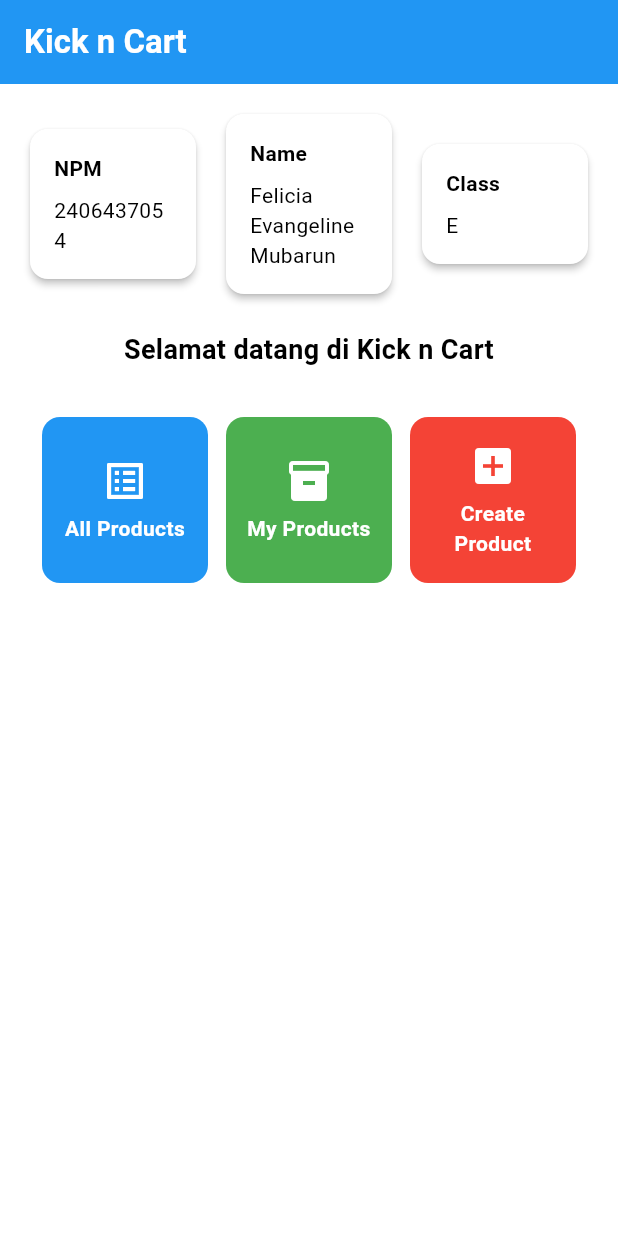
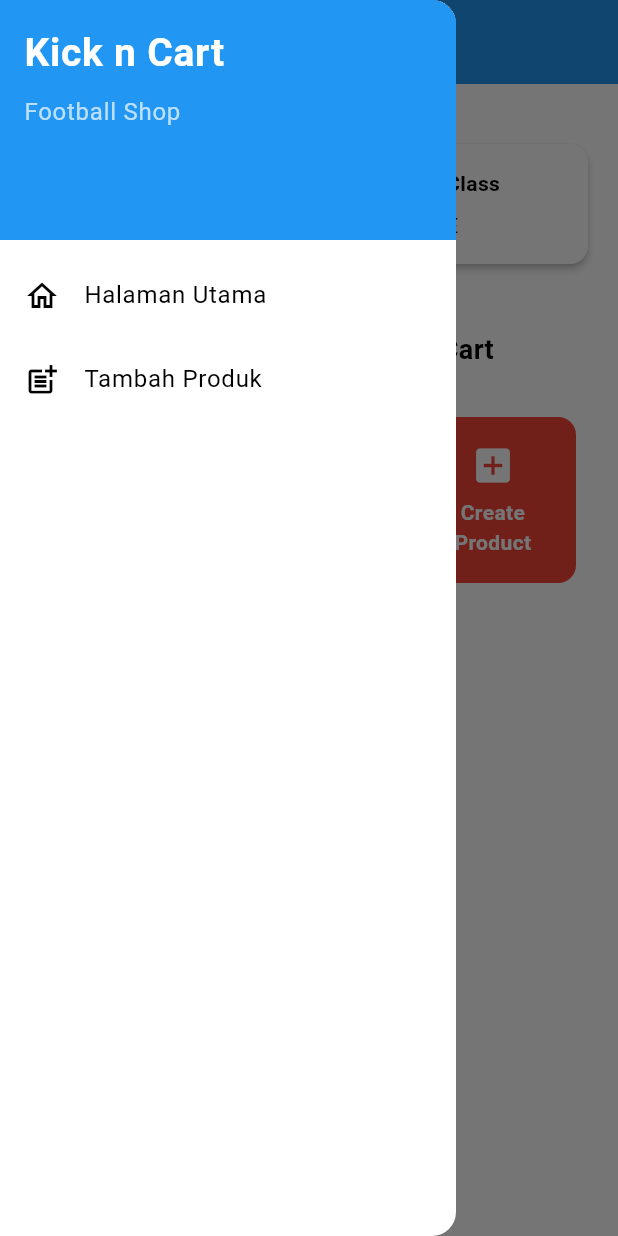
Before and after one commit to feliciaevangeline/kick-n-cart-mobile, a Flutter app: the screen it shows after launch, with the side drawer open (before the commit the screen has no drawer), on a phone screen of 412 x 824 dp. Run offline on Flutter 3.47's test engine with Material 3 defaults, Android fonts, the phone set to English and light mode, and no system bars.

Commit message:
complete tugas individu 8

```diff
--- a/lib/main.dart
+++ b/lib/main.dart
@@ -1,5 +1,5 @@
 import 'package:flutter/material.dart';
-import 'package:kick_n_cart/menu.dart';
+import 'package:kick_n_cart/screens/menu.dart';
 
 void main() {
   runApp(const MyApp());
@@ -18,7 +18,7 @@ class MyApp extends StatelessWidget {
             .copyWith(secondary: Colors.blueAccent),
         useMaterial3: true,
       ),
-      home: const MyHomePage(),
+      home: MyHomePage(),
     );
   }
 }
--- a/lib/menu.dart
+++ b/lib/screens/menu.dart
@@ -1,4 +1,6 @@
 import 'package:flutter/material.dart';
+import 'package:kick_n_cart/widgets/left_drawer.dart';
+import 'package:kick_n_cart/widgets/product_card.dart';
 
 class MyHomePage extends StatelessWidget {
   const MyHomePage({super.key});
@@ -11,24 +13,24 @@ class MyHomePage extends StatelessWidget {
   @override
   Widget build(BuildContext context) {
     // Spesifikasi 3 tombol
-    final buttons = <_ButtonSpec>[
-      _ButtonSpec(
-        label: 'All Products',
-        icon: Icons.list_alt,
-        color: Colors.blue,
-        snackbarText: 'Kamu telah menekan tombol All Products',
+    final List<ProductButton> buttons = [
+      ProductButton(
+        'All Products',
+        Icons.list_alt,
+        Colors.blue,
+        'Kamu telah menekan tombol All Products',
       ),
-      _ButtonSpec(
-        label: 'My Products',
-        icon: Icons.inventory_2,
-        color: Colors.green,
-        snackbarText: 'Kamu telah menekan tombol My Products',
+      ProductButton(
+        'My Products',
+        Icons.inventory_2,
+        Colors.green,
+        'Kamu telah menekan tombol My Products',
       ),
-      _ButtonSpec(
-        label: 'Create Product',
-        icon: Icons.add_box,
-        color: Colors.red,
-        snackbarText: 'Kamu telah menekan tombol Create Product',
+      ProductButton(
+        'Create Product',
+        Icons.add_box,
+        Colors.red,
+        'Kamu telah menekan tombol Create Product',
       ),
     ];
 
@@ -43,6 +45,9 @@ class MyHomePage extends StatelessWidget {
         ),
         backgroundColor: Theme.of(context).colorScheme.primary,
       ),
+
+      drawer: const LeftDrawer(),
+
       body: Padding(
         padding: const EdgeInsets.all(16.0),
         child: Column(
@@ -74,20 +79,7 @@ class MyHomePage extends StatelessWidget {
               crossAxisSpacing: 12,
               mainAxisSpacing: 12,
               crossAxisCount: 3,
-              children: buttons.map((b) {
-                return _ActionCard(
-                  label: b.label,
-                  icon: b.icon,
-                  color: b.color,
-                  onTap: () {
-                    ScaffoldMessenger.of(context)
-                      ..hideCurrentSnackBar()
-                      ..showSnackBar(
-                        SnackBar(content: Text(b.snackbarText)),
-                      );
-                  },
-                );
-              }).toList(),
+              children: buttons.map((btn) => ProductCard(btn)).toList(),
             ),
           ],
         ),
@@ -120,60 +112,3 @@ class InfoCard extends StatelessWidget {
     );
   }
 }
-
-class _ActionCard extends StatelessWidget {
-  final String label;
-  final IconData icon;
-  final Color color;
-  final VoidCallback onTap;
-
-  const _ActionCard({
-    required this.label,
-    required this.icon,
-    required this.color,
-    required this.onTap,
-  });
-
-  @override
-  Widget build(BuildContext context) {
-    return Material(
-      color: color,
-      borderRadius: BorderRadius.circular(12),
-      child: InkWell(
-        borderRadius: BorderRadius.circular(12),
-        onTap: onTap,
-        child: Padding(
-          padding: const EdgeInsets.all(12.0),
-          child: Column(
-            mainAxisAlignment: MainAxisAlignment.center,
-            children: [
-              Icon(icon, color: Colors.white, size: 32),
-              const SizedBox(height: 6),
-              Text(
-                label,
-                textAlign: TextAlign.center,
-                style: const TextStyle(
-                  color: Colors.white,
-                  fontWeight: FontWeight.w600,
-                ),
-              ),
-            ],
-          ),
-        ),
-      ),
-    );
-  }
-}
-
-class _ButtonSpec {
-  final String label;
-  final IconData icon;
-  final Color color;
-  final String snackbarText;
-  const _ButtonSpec({
-    required this.label,
-    required this.icon,
-    required this.color,
-    required this.snackbarText,
-  });
-}
--- /dev/null
+++ b/lib/widgets/left_drawer.dart
@@ -0,0 +1,50 @@
+import 'package:flutter/material.dart';
+import 'package:kick_n_cart/screens/menu.dart';
+import 'package:kick_n_cart/screens/productlist_form.dart';
+
+class LeftDrawer extends StatelessWidget {
+  const LeftDrawer({super.key});
+
+  @override
+  Widget build(BuildContext context) {
+    return Drawer(
+      child: ListView(
+        children: [
+          const DrawerHeader(
+            decoration: BoxDecoration(color: Colors.blue),
+            child: Column(
+              crossAxisAlignment: CrossAxisAlignment.start,
+              children: [
+                Text('Kick n Cart',
+                    style: TextStyle(color: Colors.white, fontSize: 26, fontWeight: FontWeight.bold)),
+                SizedBox(height: 8),
+                Text('Football Shop',
+                    style: TextStyle(color: Colors.white70)),
+              ],
+            ),
+          ),
+          ListTile(
+            leading: const Icon(Icons.home_outlined),
+            title: const Text('Halaman Utama'),
+            onTap: () {
+              Navigator.pushReplacement(
+                context,
+                MaterialPageRoute(builder: (_) => MyHomePage()),
+              );
+            },
+          ),
+          ListTile(
+            leading: const Icon(Icons.post_add),
+            title: const Text('Tambah Produk'),
+            onTap: () {
+              Navigator.pushReplacement(
+                context,
+                MaterialPageRoute(builder: (_) => const ProductListFormPage()),
+              );
+            },
+          ),
+        ],
+      ),
+    );
+  }
+}
--- /dev/null
+++ b/lib/widgets/product_card.dart
@@ -0,0 +1,75 @@
+import 'package:flutter/material.dart';
+import 'package:kick_n_cart/screens/productlist_form.dart'; // Halaman form produk baru
+
+// Kelas model untuk tombol di halaman utama
+class ProductButton {
+  final String name;
+  final IconData icon;
+  final Color color;
+  final String snackbarText;
+
+  ProductButton(this.name, this.icon, this.color, this.snackbarText);
+}
+
+// Widget product card utama di halaman Home
+class ProductCard extends StatelessWidget {
+  final ProductButton button;
+
+  const ProductCard(this.button, {super.key});
+
+  @override
+  Widget build(BuildContext context) {
+    return Material(
+      color: button.color,
+      borderRadius: BorderRadius.circular(12),
+
+      child: InkWell(
+        onTap: () {
+          // Menampilkan snackbar dengan pesan sesuai tombol
+          ScaffoldMessenger.of(context)
+            ..hideCurrentSnackBar()
+            ..showSnackBar(
+              SnackBar(content: Text(button.snackbarText)),
+            );
+
+          // Jika tombol Create Product ditekan, arahkan ke halaman form produk
+          if (button.name == "Create Product") {
+            Navigator.push(
+              context,
+              MaterialPageRoute(
+                builder: (context) => const ProductListFormPage(),
+              ),
+            );
+          }
+        },
+
+        // Isi tampilan card
+        borderRadius: BorderRadius.circular(12),
+        child: Container(
+          padding: const EdgeInsets.all(8),
+          child: Center(
+            child: Column(
+              mainAxisAlignment: MainAxisAlignment.center,
+              children: [
+                Icon(
+                  button.icon,
+                  color: Colors.white,
+                  size: 30.0,
+                ),
+                const SizedBox(height: 6),
+                Text(
+                  button.name,
+                  textAlign: TextAlign.center,
+                  style: const TextStyle(
+                    color: Colors.white,
+                    fontWeight: FontWeight.w600,
+                  ),
+                ),
+              ],
+            ),
+          ),
+        ),
+      ),
+    );
+  }
+}
```
Also changed, not shown: lib/screens/productlist_form.dart (added, +203 -0 lines), 1 other file.
